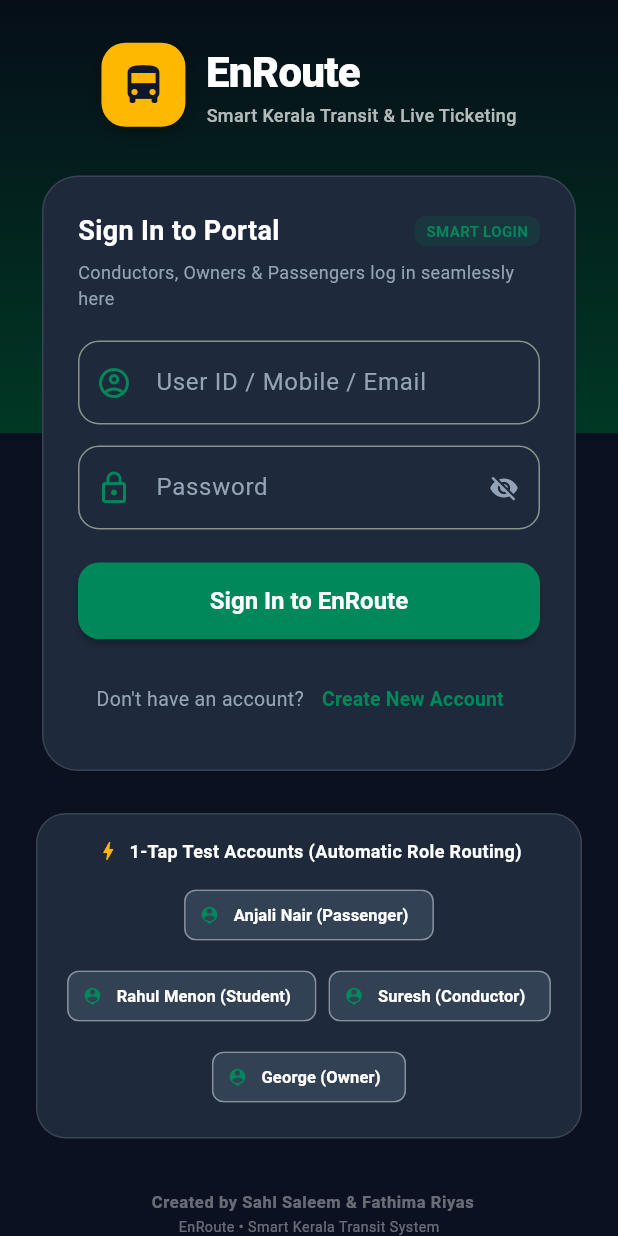
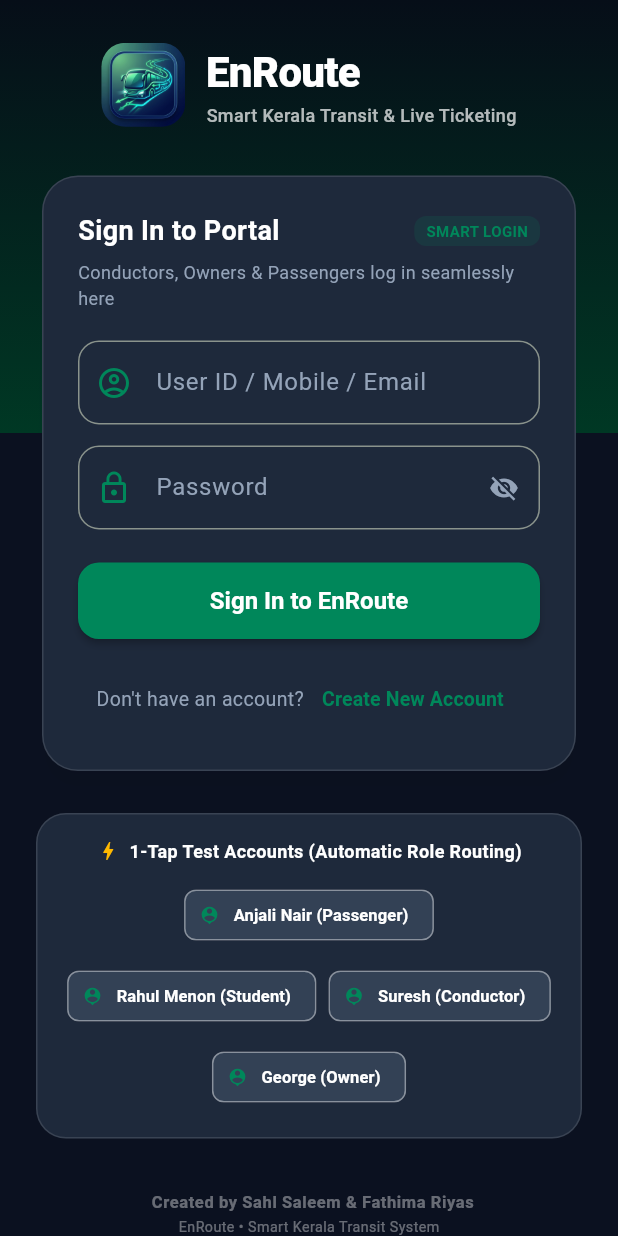
Before and after one commit to eske-sahl/EnRoute, a Flutter app: the screen it shows after launch, after a tap on "Skip", on a phone screen of 412 x 824 dp. Run offline on Flutter 3.47's test engine with Material 3 defaults, Android fonts, the phone set to English and light mode, and no system bars; our stand-ins replace qr_flutter, shared_preferences; missing offline and left inert: mobile_scanner; network calls fail.

Commit message:
feat: Add assets/images/app_logo.png support to splash and login screens

```diff
--- a/mobile/lib/features/auth/login_screen.dart
+++ b/mobile/lib/features/auth/login_screen.dart
@@ -196,7 +196,14 @@ class _LoginScreenState extends State<LoginScreen> {
                 Row(
                   mainAxisAlignment: MainAxisAlignment.center,
                   children: [
-                    Container(
+                    ClipRRect(
+                      borderRadius: BorderRadius.circular(16),
+                      child: Image.asset(
+                        'assets/images/app_logo.png',
+                        width: 56,
+                        height: 56,
+                        fit: BoxFit.cover,
+                        errorBuilder: (_, _, _) => Container(
                           padding: const EdgeInsets.all(12),
                           decoration: BoxDecoration(
                             color: AppTheme.accentAmber,
@@ -210,6 +217,8 @@ class _LoginScreenState extends State<LoginScreen> {
                             ],
                           ),
                           child: const Icon(Icons.directions_bus, color: Color(0xFF0F172A), size: 32),
+                        ),
+                      ),
                     ),
                     const SizedBox(width: 14),
                     Flexible(
--- a/mobile/lib/features/splash/splash_screen.dart
+++ b/mobile/lib/features/splash/splash_screen.dart
@@ -104,12 +104,16 @@ class _SplashScreenState extends State<SplashScreen> {
                           child: ClipRRect(
                             borderRadius: BorderRadius.circular(10),
                             child: Image.asset(
-                              'web/icons/Icon-192.png',
+                              'assets/images/app_logo.png',
                               fit: BoxFit.cover,
-                              errorBuilder: (_, _, _) => const Icon(
-                                Icons.directions_bus,
-                                color: AppTheme.primaryGreen,
-                                size: 20,
+                              errorBuilder: (_, _, _) => Image.asset(
+                                'web/icons/Icon-192.png',
+                                fit: BoxFit.cover,
+                                errorBuilder: (_, _, _) => const Icon(
+                                  Icons.directions_bus,
+                                  color: AppTheme.primaryGreen,
+                                  size: 20,
+                                ),
                               ),
                             ),
                           ),
--- a/mobile/pubspec.yaml
+++ b/mobile/pubspec.yaml
@@ -63,6 +63,8 @@ flutter:
   uses-material-design: true
 
   assets:
+    - assets/images/
+    - assets/images/app_logo.png
     - web/icons/Icon-192.png
     - web/icons/Icon-512.png
 
```
Also changed, not shown: mobile/assets/images/app_logo.png (added), 2 other files. Lines whose indentation alone changed are shown as unchanged.
